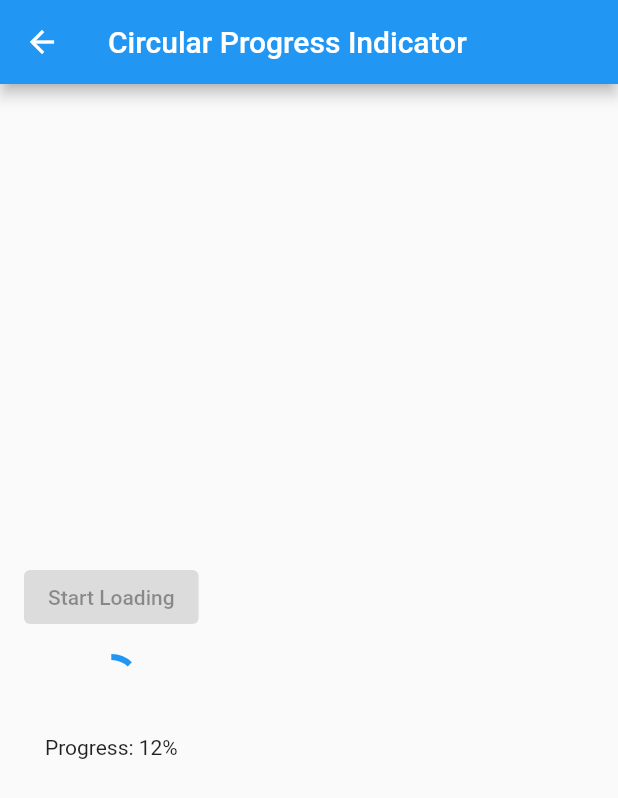
After one commit to develonursahin/neon_apps_academy, a Flutter app: the CircularProgressIndicatorScreen screen opened directly, after a tap on "Start Loading", on a phone screen of 412 x 824 dp. The commit adds this screen. Shown: the top 798 px of the screen. Run offline on Flutter 3.47's test engine with Material 2 defaults, Android fonts, the phone set to English and light mode, and no system bars; our stand-ins replace carousel_slider, charts_flutter, flutter_rating_bar, shared_preferences; missing offline and left inert: flutter_shake_animated; accounts and stored records are empty.

Commit message:
add: Circular Progress Indicator

```diff
--- a/4- UI Widgets/ui_widgets_app/lib/main.dart
+++ b/4- UI Widgets/ui_widgets_app/lib/main.dart
@@ -1,6 +1,7 @@
 import 'package:flutter/material.dart';
 import 'package:ui_widgets_app/views/alert_controller_view.dart';
 import 'package:ui_widgets_app/views/button_view.dart';
+import 'package:ui_widgets_app/views/circular_progress_indicator_view.dart';
 import 'package:ui_widgets_app/views/container_view.dart';
 import 'package:ui_widgets_app/views/page_control_view.dart';
 import 'package:ui_widgets_app/views/segmented_control_view.dart';
@@ -86,6 +87,8 @@ class ContainerGrid extends StatelessWidget {
                         return SegmentedControlScreen();
                       case 'Alert Controller':
                         return AlertControllerScreen();
+                      case 'Circular Progress Indicator':
+                        return CircularProgressIndicatorScreen();
                       default:
                         return ContainerScreen();
                     }
--- /dev/null
+++ b/4- UI Widgets/ui_widgets_app/lib/views/circular_progress_indicator_view.dart
@@ -0,0 +1,66 @@
+import 'dart:async';
+
+import 'package:flutter/material.dart';
+
+class CircularProgressIndicatorScreen extends StatefulWidget {
+  const CircularProgressIndicatorScreen({Key? key});
+
+  @override
+  _CircularProgressIndicatorScreenState createState() =>
+      _CircularProgressIndicatorScreenState();
+}
+
+class _CircularProgressIndicatorScreenState
+    extends State<CircularProgressIndicatorScreen> {
+  bool _isLoading = false;
+  int _progress = 0;
+
+  void _startLoading() {
+    setState(() {
+      _isLoading = true;
+      _progress = 0;
+    });
+
+    Timer.periodic(const Duration(milliseconds: 100), (timer) {
+      setState(() {
+        _progress += 1;
+        if (_progress == 100) {
+          _isLoading = false;
+          timer.cancel();
+        }
+      });
+    });
+  }
+
+  @override
+  Widget build(BuildContext context) {
+    return Scaffold(
+      appBar: AppBar(
+        title: const Text('Circular Progress Indicator'),
+      ),
+      body: Container(
+        padding: const EdgeInsets.all(16),
+        child: Column(
+          mainAxisAlignment: MainAxisAlignment.center,
+          children: [
+            ElevatedButton(
+              onPressed: _isLoading ? null : _startLoading,
+              child: const Text('Start Loading'),
+            ),
+            const SizedBox(height: 16),
+            if (_isLoading)
+              Column(
+                children: [
+                  CircularProgressIndicator(
+                    value: _progress / 100,
+                  ),
+                  const SizedBox(height: 16),
+                  Text('Progress: $_progress%'),
+                ],
+              ),
+          ],
+        ),
+      ),
+    );
+  }
+}
```
